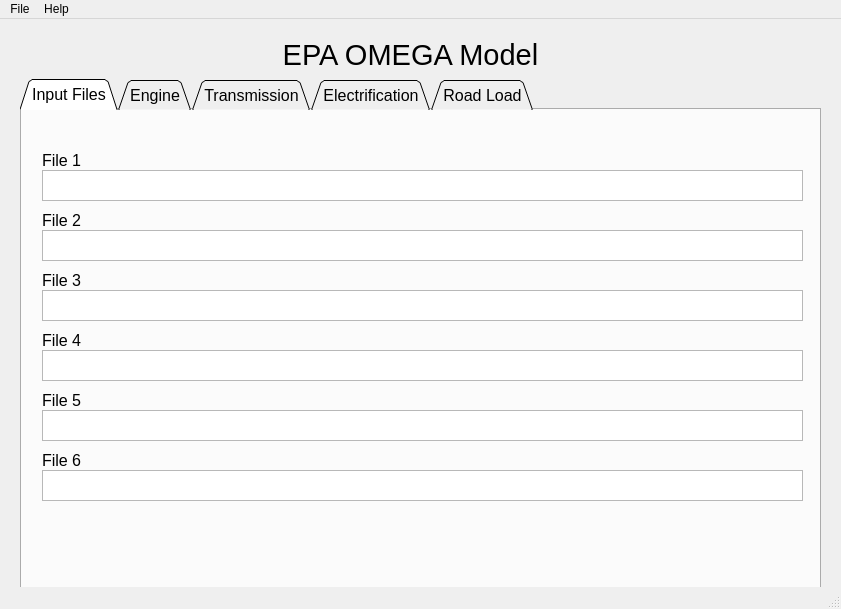
First picture: the form in gui/OMEGA_GUI_V3.ui, repository USEPA/EPA_OMEGA_Model, before the edit.
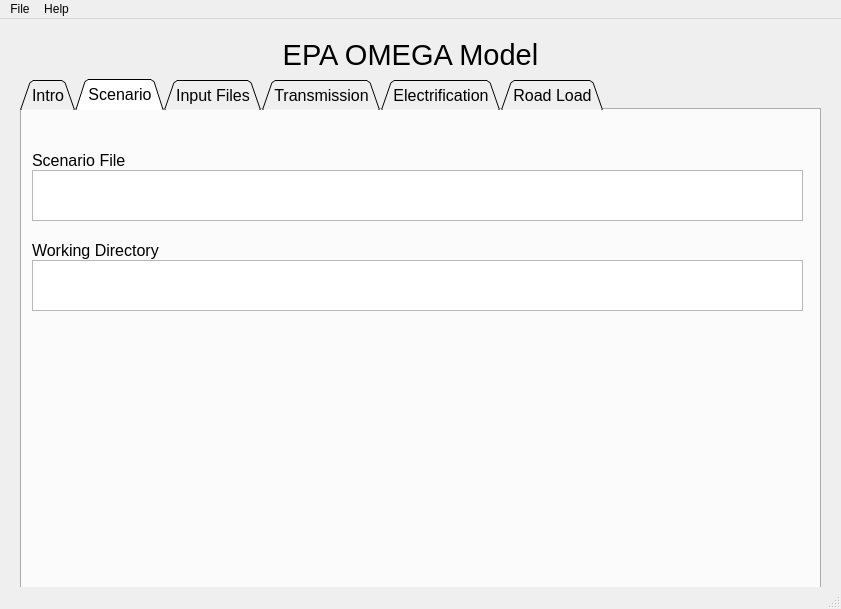
Second picture: the form after the edit. The open tabs and pages were chosen to show the change. Icons and pictures are not drawn.

Patch:
```diff
--- a/gui/OMEGA_GUI_V3.ui
+++ b/gui/OMEGA_GUI_V3.ui
@@ -52,6 +52,81 @@
     <property name="tabBarAutoHide">
      <bool>false</bool>
     </property>
+    <widget class="QWidget" name="intro_tab">
+     <attribute name="title">
+      <string>Intro</string>
+     </attribute>
+     <widget class="QLabel" name="intro_text_1">
+      <property name="geometry">
+       <rect>
+        <x>16</x>
+        <y>22</y>
+        <width>761</width>
+        <height>451</height>
+       </rect>
+      </property>
+      <property name="text">
+       <string>This is OMEGA 2</string>
+      </property>
+      <property name="alignment">
+       <set>Qt::AlignLeading|Qt::AlignLeft|Qt::AlignTop</set>
+      </property>
+      <property name="wordWrap">
+       <bool>true</bool>
+      </property>
+     </widget>
+    </widget>
+    <widget class="QWidget" name="scenario_tab">
+     <attribute name="title">
+      <string>Scenario</string>
+     </attribute>
+     <widget class="QPlainTextEdit" name="scenario_file_1_result">
+      <property name="geometry">
+       <rect>
+        <x>10</x>
+        <y>60</y>
+        <width>771</width>
+        <height>51</height>
+       </rect>
+      </property>
+     </widget>
+     <widget class="QLabel" name="scenario_file_1_label">
+      <property name="geometry">
+       <rect>
+        <x>10</x>
+        <y>40</y>
+        <width>151</width>
+        <height>20</height>
+       </rect>
+      </property>
+      <property name="text">
+       <string>Scenario File</string>
+      </property>
+     </widget>
+     <widget class="QLabel" name="working_directory_1_label">
+      <property name="geometry">
+       <rect>
+        <x>10</x>
+        <y>130</y>
+        <width>151</width>
+        <height>20</height>
+       </rect>
+      </property>
+      <property name="text">
+       <string>Working Directory</string>
+      </property>
+     </widget>
+     <widget class="QPlainTextEdit" name="working_directory_1_result">
+      <property name="geometry">
+       <rect>
+        <x>10</x>
+        <y>150</y>
+        <width>771</width>
+        <height>51</height>
+       </rect>
+      </property>
+     </widget>
+    </widget>
     <widget class="QWidget" name="input_files_tab">
      <attribute name="title">
       <string>Input Files</string>
@@ -198,11 +273,6 @@
       </property>
      </widget>
     </widget>
-    <widget class="QWidget" name="engine_tab">
-     <attribute name="title">
-      <string>Engine</string>
-     </attribute>
-    </widget>
     <widget class="QWidget" name="transmission_tab">
      <attribute name="title">
       <string>Transmission</string>
```
